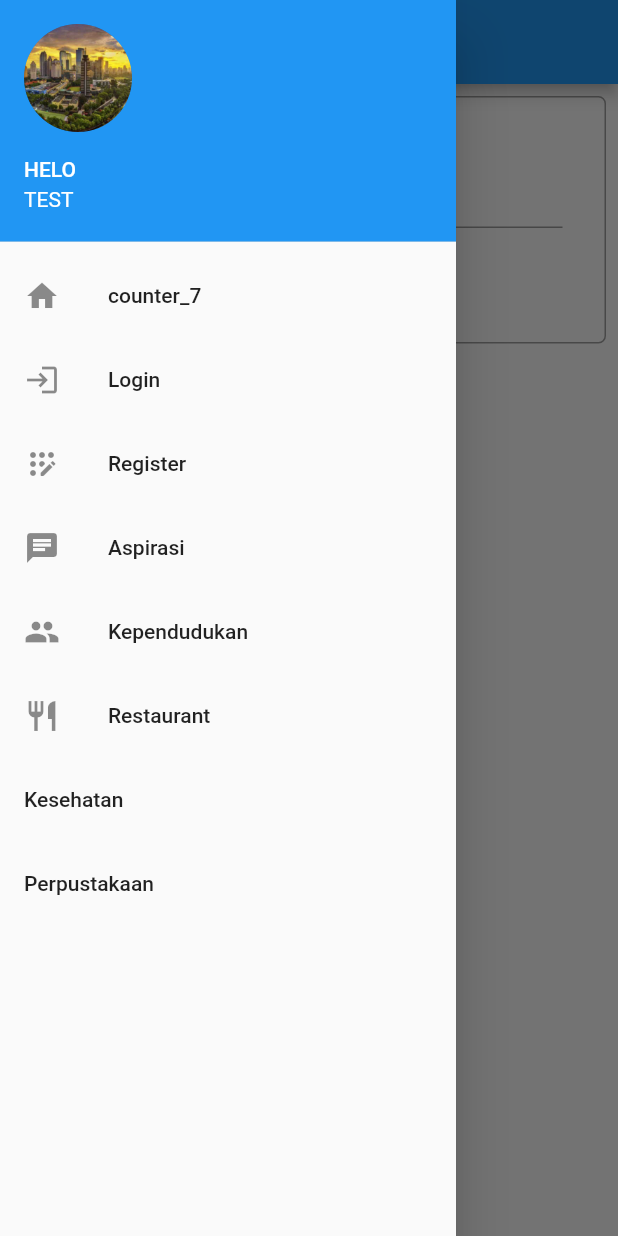
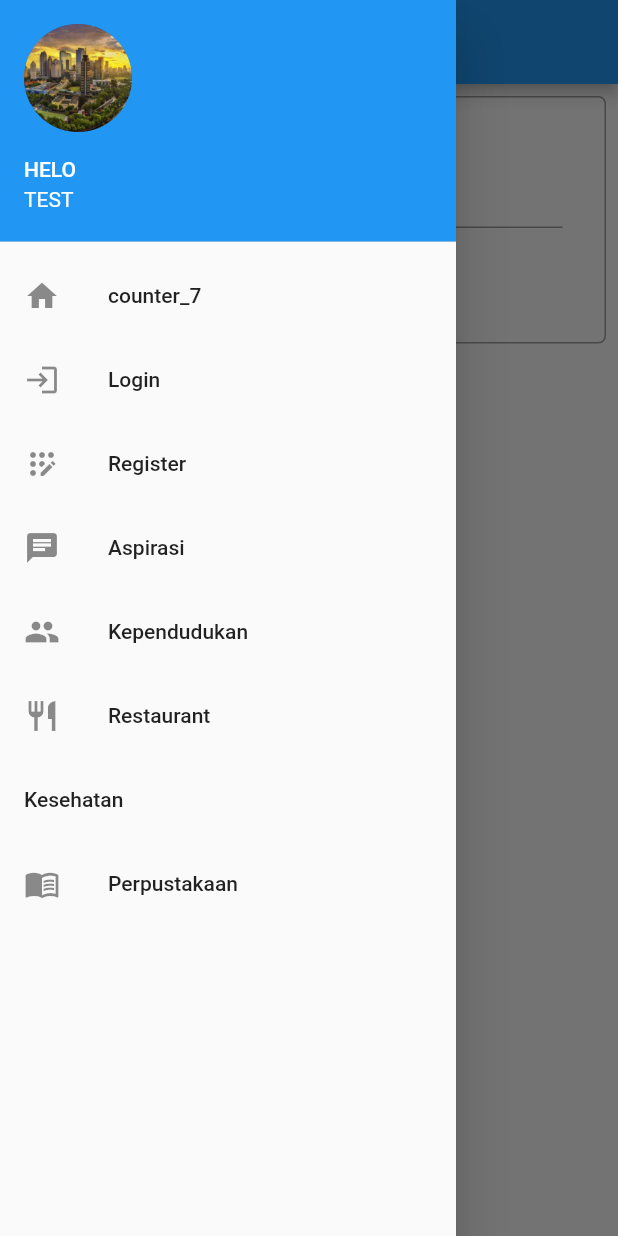
Before and after one commit to depoksmartcity/depoksmartcity-flutter, a Flutter app: the AddAspirasiPage screen opened directly, with the side drawer open, on a phone screen of 412 x 824 dp. Run offline on Flutter 3.47's test engine with Material 2 defaults, Android fonts, the phone set to English and light mode, and no system bars; missing offline and left inert: pbp_django_auth.

Commit message:
feature(drawer): add icon for perpustakaan

```diff
--- a/lib/drawer/drawer.dart
+++ b/lib/drawer/drawer.dart
@@ -110,6 +110,7 @@ class _DrawerClassState extends State<DrawerClass> {
             },
           ),
           ListTile(
+            leading: Icon(Icons.menu_book),
             title: const Text("Perpustakaan"),
             onTap: () {
               Navigator.pushReplacement(
```
